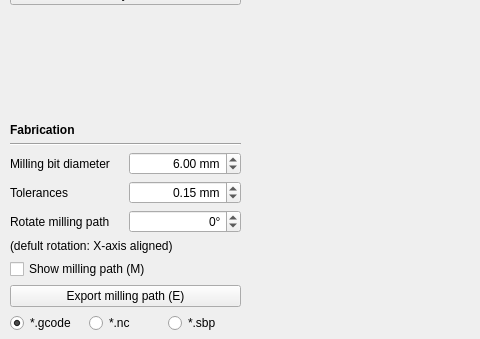
Above: setup/Tsugite.ui from marialarsson/tsugite before the change; both pictures show x 0 to 480 and y 437 to 776 of the 1259 by 857 pixel window. Below: the same form after it.
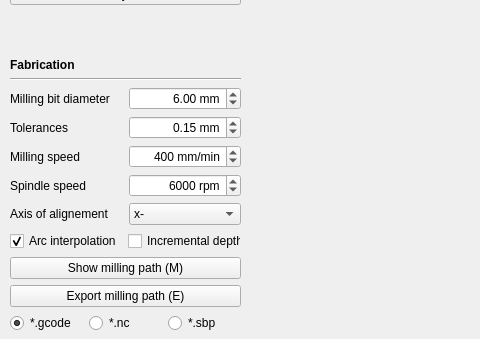
That is the form after the change.

Diff of the .ui file:
```diff
--- a/setup/Tsugite.ui
+++ b/setup/Tsugite.ui
@@ -536,54 +536,139 @@
        </item>
       </layout>
      </item>
+     <item>
+      <layout class="QHBoxLayout" name="horizontalLayout_13">
+       <item>
+        <widget class="QLabel" name="label_14">
+         <property name="text">
+          <string>Milling speed</string>
+         </property>
+        </widget>
+       </item>
+       <item>
+        <widget class="QSpinBox" name="spinSPEED">
+         <property name="alignment">
+          <set>Qt::AlignRight|Qt::AlignTrailing|Qt::AlignVCenter</set>
+         </property>
+         <property name="suffix">
+          <string> mm/min</string>
+         </property>
+         <property name="minimum">
+          <number>100</number>
+         </property>
+         <property name="maximum">
+          <number>1000</number>
+         </property>
+         <property name="singleStep">
+          <number>100</number>
+         </property>
+         <property name="value">
+          <number>400</number>
+         </property>
+        </widget>
+       </item>
+      </layout>
+     </item>
+     <item>
+      <layout class="QHBoxLayout" name="horizontalLayout_14">
+       <item>
+        <widget class="QLabel" name="label_15">
+         <property name="text">
+          <string>Spindle speed</string>
+         </property>
+        </widget>
+       </item>
+       <item>
+        <widget class="QSpinBox" name="spinSPINDLE">
+         <property name="alignment">
+          <set>Qt::AlignRight|Qt::AlignTrailing|Qt::AlignVCenter</set>
+         </property>
+         <property name="suffix">
+          <string> rpm</string>
+         </property>
+         <property name="minimum">
+          <number>1000</number>
+         </property>
+         <property name="maximum">
+          <number>10000</number>
+         </property>
+         <property name="singleStep">
+          <number>100</number>
+         </property>
+         <property name="value">
+          <number>6000</number>
+         </property>
+        </widget>
+       </item>
+      </layout>
+     </item>
      <item>
       <layout class="QHBoxLayout" name="horizontalLayout_6">
        <item>
         <widget class="QLabel" name="label_13">
          <property name="text">
-          <string>Rotate milling path</string>
+          <string>Axis of alignement</string>
          </property>
         </widget>
        </item>
        <item>
-        <widget class="QSpinBox" name="spinPATHROT">
-         <property name="maximumSize">
-          <size>
-           <width>120</width>
-           <height>16777215</height>
-          </size>
+        <widget class="QComboBox" name="comboALIGN">
+         <property name="editable">
+          <bool>false</bool>
          </property>
-         <property name="layoutDirection">
-          <enum>Qt::LeftToRight</enum>
+         <property name="currentText">
+          <string>x-</string>
          </property>
-         <property name="alignment">
-          <set>Qt::AlignRight|Qt::AlignTrailing|Qt::AlignVCenter</set>
+         <property name="currentIndex">
+          <number>0</number>
          </property>
-         <property name="suffix">
-          <string>°</string>
+         <item>
+          <property name="text">
+           <string>x-</string>
+          </property>
+         </item>
+         <item>
+          <property name="text">
+           <string>y-</string>
+          </property>
+         </item>
+         <item>
+          <property name="text">
+           <string>x+</string>
+          </property>
+         </item>
+         <item>
+          <property name="text">
+           <string>y+</string>
+          </property>
+         </item>
+        </widget>
+       </item>
+      </layout>
+     </item>
+     <item>
+      <layout class="QHBoxLayout" name="horizontalLayout_12">
+       <item>
+        <widget class="QCheckBox" name="checkFIN">
+         <property name="text">
+          <string>Arc interpolation</string>
          </property>
-         <property name="minimum">
-          <number>-360</number>
+         <property name="checked">
+          <bool>true</bool>
          </property>
-         <property name="maximum">
-          <number>360</number>
+        </widget>
+       </item>
+       <item>
+        <widget class="QCheckBox" name="checkINC">
+         <property name="text">
+          <string>Incremental depth</string>
          </property>
-         <property name="singleStep">
-          <number>90</number>
-         </property>
         </widget>
        </item>
       </layout>
      </item>
      <item>
-      <widget class="QLabel" name="label_14">
-       <property name="text">
-        <string>(defult rotation: X-axis aligned)</string>
-       </property>
-      </widget>
-     </item>
-     <item>
-      <widget class="QCheckBox" name="checkPATH">
+      <widget class="QPushButton" name="buttonPATH">
        <property name="text">
         <string>Show milling path (M)</string>
        </property>
```
